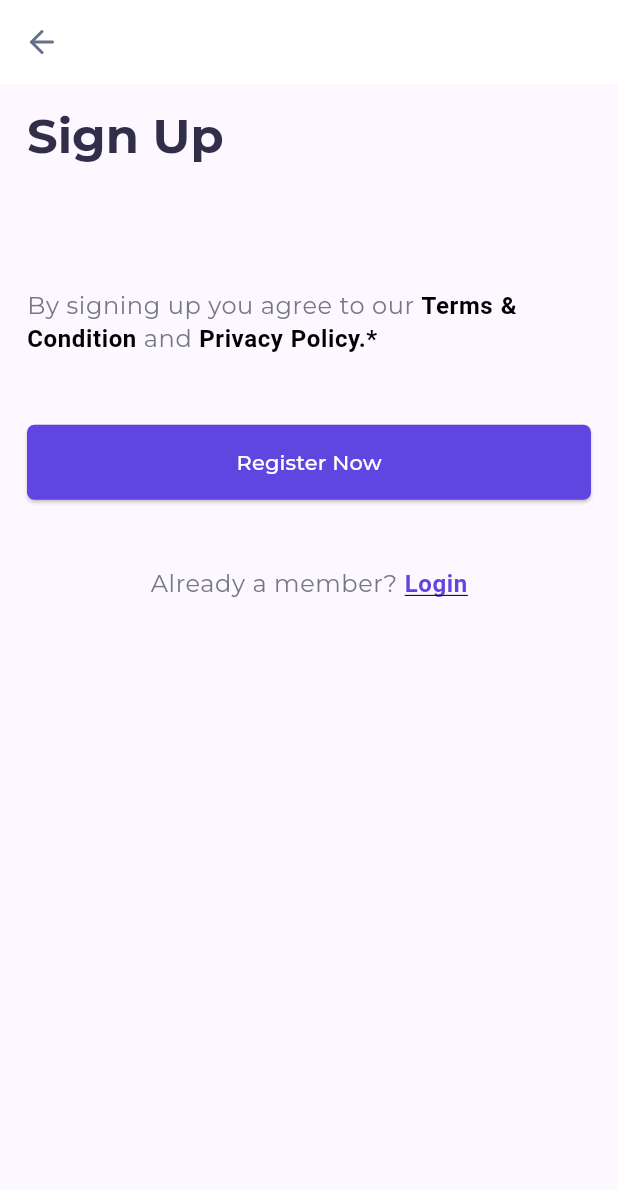
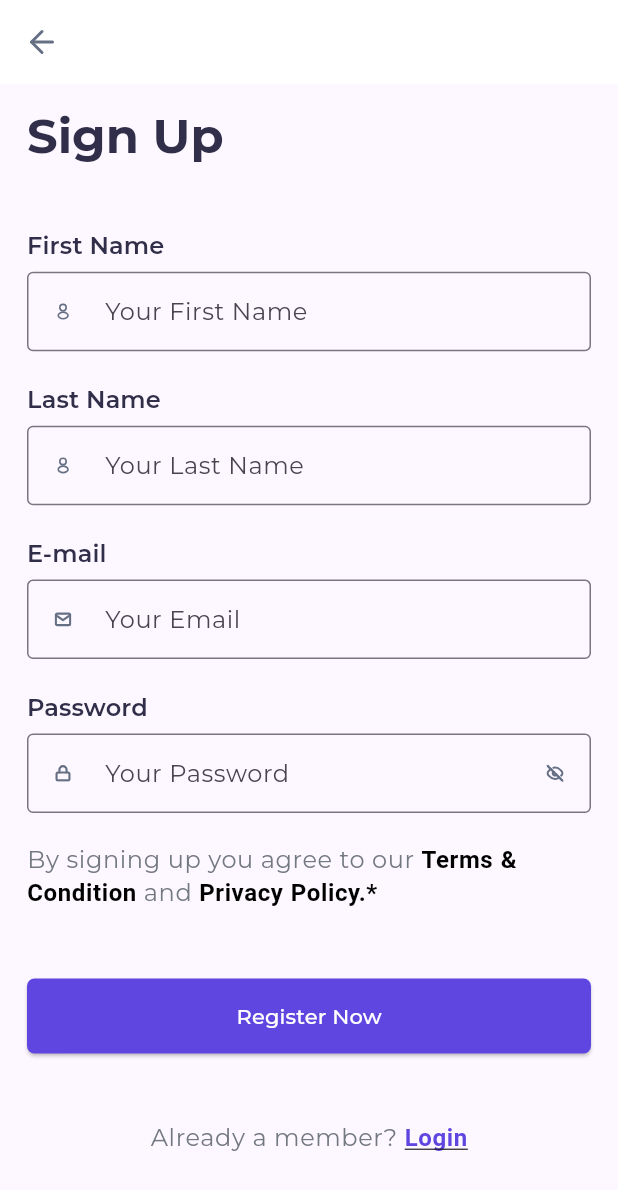
Before and after one commit to praidux/LostGet, a Flutter app: the SignUp screen opened by its route, on a phone screen of 412 x 824 dp. Shown: the top 1190 px of the screen. Run offline on Flutter 3.47's test engine with Material 2 defaults, Android fonts, the phone set to English and light mode, and no system bars; our stand-ins replace bloc, firebase_auth, firebase_core, flutter_bloc, flutter_screenutil, flutter_svg and 2 more; accounts and stored records are empty.

Commit message:
Sign In and Sign Up Blocs are created and Sign In through firebase is working

```diff
--- a/lib/business_logic_layer/Authentication/Signin/bloc/sign_in_bloc.dart
+++ b/lib/business_logic_layer/Authentication/Signin/bloc/sign_in_bloc.dart
@@ -18,13 +18,11 @@ class SignInBloc extends Bloc<SignInEvent, SignInState> {
 
   FutureOr<void> emailOnChangedEvent(
       EmailOnChangedEvent event, Emitter<SignInState> emit) {
-    print("email: ${event.email}");
     emit(state.copyWith(email: event.email));
   }
 
   FutureOr<void> passwordOnChangedEvent(
       PasswordOnChangedEvent event, Emitter<SignInState> emit) {
-    print("password ${event.password}");
     emit(state.copyWith(password: event.password));
   }
 
--- a/lib/business_logic_layer/Authentication/Signup/bloc/sign_up_bloc.dart
+++ b/lib/business_logic_layer/Authentication/Signup/bloc/sign_up_bloc.dart
@@ -1,4 +1,6 @@
 // ignore: depend_on_referenced_packages
+import 'dart:async';
+
 import 'package:bloc/bloc.dart';
 // ignore: depend_on_referenced_packages
 import 'package:meta/meta.dart';
@@ -7,9 +9,46 @@ part 'sign_up_event.dart';
 part 'sign_up_state.dart';
 
 class SignUpBloc extends Bloc<SignUpEvent, SignUpState> {
-  SignUpBloc() : super(SignUpInitial()) {
-    on<SignUpEvent>((event, emit) {
-      // TODO: implement event handler
-    });
+  SignUpBloc() : super(SignUpState()) {
+    on<FirstNameOnChangedEvent>(firstNameOnChangedEvent);
+    on<LastNameOnChangedEvent>(lastNameOnChangedEvent);
+    on<EmailOnChangedEvent>(emailOnChangedEvent);
+    on<PasswordOnChangedEvent>(passwordOnChangedEvent);
+    on<LoginButtonClickedEvent>(loginButtonClickedEvent);
+    on<EyeToggleViewClickedEvent>(eyeToggleViewClickedEvent);
+  }
+
+  FutureOr<void> firstNameOnChangedEvent(
+      FirstNameOnChangedEvent event, Emitter<SignUpState> emit) {
+    emit(state.copyWith(firstName: event.firstName));
+    print("First Name: ${event.firstName}");
+  }
+
+  FutureOr<void> lastNameOnChangedEvent(
+      LastNameOnChangedEvent event, Emitter<SignUpState> emit) {
+    emit(state.copyWith(lastName: event.lastName));
+    print("Last Name: ${event.lastName}");
+  }
+
+  FutureOr<void> emailOnChangedEvent(
+      EmailOnChangedEvent event, Emitter<SignUpState> emit) {
+    emit(state.copyWith(emailAddress: event.email));
+    print("Email Address: ${event.email}");
+  }
+
+  FutureOr<void> passwordOnChangedEvent(
+      PasswordOnChangedEvent event, Emitter<SignUpState> emit) {
+    emit(state.copyWith(password: event.password));
+    print("Password: ${event.password}");
+  }
+
+  FutureOr<void> loginButtonClickedEvent(
+      LoginButtonClickedEvent event, Emitter<SignUpState> emit) {
+    emit(LoginButtonClickedState());
+  }
+
+  FutureOr<void> eyeToggleViewClickedEvent(
+      EyeToggleViewClickedEvent event, Emitter<SignUpState> emit) {
+    emit(state.copyWith(isHidden: !state.isHidden));
   }
 }
--- a/lib/business_logic_layer/Authentication/Signup/bloc/sign_up_event.dart
+++ b/lib/business_logic_layer/Authentication/Signup/bloc/sign_up_event.dart
@@ -2,3 +2,31 @@ part of 'sign_up_bloc.dart';
 
 @immutable
 sealed class SignUpEvent {}
+
+class FirstNameOnChangedEvent extends SignUpEvent {
+  final String firstName;
+
+  FirstNameOnChangedEvent(this.firstName);
+}
+
+class LastNameOnChangedEvent extends SignUpEvent {
+  final String lastName;
+
+  LastNameOnChangedEvent(this.lastName);
+}
+
+class EmailOnChangedEvent extends SignUpEvent {
+  final String email;
+
+  EmailOnChangedEvent(this.email);
+}
+
+class PasswordOnChangedEvent extends SignUpEvent {
+  final String password;
+
+  PasswordOnChangedEvent(this.password);
+}
+
+class LoginButtonClickedEvent extends SignUpEvent {}
+
+class EyeToggleViewClickedEvent extends SignUpEvent {}
--- a/lib/business_logic_layer/Authentication/Signup/bloc/sign_up_state.dart
+++ b/lib/business_logic_layer/Authentication/Signup/bloc/sign_up_state.dart
@@ -1,6 +1,38 @@
 part of 'sign_up_bloc.dart';
 
-@immutable
-sealed class SignUpState {}
+class SignUpState {
+  final String firstName;
+  final String lastName;
+  final String emailAddress;
+  final String password;
+  bool isHidden;
 
-final class SignUpInitial extends SignUpState {}
+  SignUpState({
+    this.firstName = '',
+    this.lastName = '',
+    this.emailAddress = '',
+    this.password = '',
+    this.isHidden = true,
+  });
+
+  SignUpState copyWith(
+      {String? firstName,
+      String? lastName,
+      String? emailAddress,
+      String? password,
+      bool? isHidden}) {
+    return SignUpState(
+      firstName: firstName ?? this.firstName,
+      lastName: lastName ?? this.lastName,
+      emailAddress: emailAddress ?? this.emailAddress,
+      password: password ?? this.password,
+      isHidden: isHidden ?? this.isHidden,
+    );
+  }
+}
+
+class SignUpActionState extends SignUpState {}
+
+class RegisterNowButtonClickedState extends SignUpActionState {}
+
+class LoginButtonClickedState extends SignUpActionState {}
--- a/lib/controller/Authentication/sign_in_controller.dart
+++ b/lib/controller/Authentication/sign_in_controller.dart
@@ -0,0 +1,61 @@
+import 'package:firebase_auth/firebase_auth.dart';
+import 'package:flutter/cupertino.dart';
+import 'package:lost_get/presentation_layer/widgets/toast.dart';
+
+import '../../business_logic_layer/Authentication/Signin/bloc/sign_in_bloc.dart';
+
+class SignInController {
+  final BuildContext context;
+  final SignInBloc signInBloc;
+
+  SignInController(this.context, this.signInBloc);
+
+  Future<void> handleSignIn(String type) async {
+    try {
+      if (type == 'email') {
+        final state = signInBloc.state;
+        String emailAddress = state.email;
+        String password = state.password;
+
+        print("Email is: $emailAddress");
+        print("Password is: $password");
+
+        if (emailAddress.isEmpty) {
+          createToast(description: 'Enter your email address to continue.');
+        } else if (password.isEmpty) {
+          createToast(description: 'Enter your password to continue.');
+        }
+
+        try {
+          final credentials = await FirebaseAuth.instance
+              .signInWithEmailAndPassword(
+                  email: emailAddress, password: password);
+
+          final user = credentials.user;
+          if (user == null) {}
+          if (!user!.emailVerified) {
+            print("User not verfied");
+          }
+
+          if (user != null) {
+            print("Hello");
+            //
+          } else {
+            // error
+          }
+        } on FirebaseAuthException catch (e) {
+          if (e.code == "user-not-found") {
+            print("No user found for that email");
+          } else if (e.code == "wrong-password") {
+            print("Wrong password provided for that user");
+          } else if (e.code == 'invalid-email') {
+            print("You email format is wrong");
+          }
+          //
+        }
+      }
+    } catch (e) {
+      // pass
+    }
+  }
+}
--- a/lib/main.dart
+++ b/lib/main.dart
@@ -3,9 +3,9 @@ import 'package:flutter/material.dart';
 import 'package:flutter_bloc/flutter_bloc.dart';
 import 'package:flutter_screenutil/flutter_screenutil.dart';
 import 'package:google_fonts/google_fonts.dart';
-import 'package:lost_get/business_logic_layer/Authentication/Signin/bloc/sign_in_bloc.dart';
 import 'package:lost_get/constants/colors.dart';
 import 'package:lost_get/routes/app_routes.dart';
+import 'package:lost_get/routes/bloc_provider.dart';
 
 import 'firebase_options.dart';
 
@@ -27,9 +27,7 @@ class MyApp extends StatelessWidget {
         designSize: const Size(360, 360),
         builder: ((context, child) {
           return MultiBlocProvider(
-            providers: [
-              BlocProvider(create: ((context) => SignInBloc())),
-            ],
+            providers: AppBlocProvider.allBlocProvider,
             child: MaterialApp(
               debugShowCheckedModeBanner: false,
               title: 'LostGet',
--- a/lib/presentation_layer/screens/authentication/SignUp/sign_up_screen.dart
+++ b/lib/presentation_layer/screens/authentication/SignUp/sign_up_screen.dart
@@ -1,9 +1,13 @@
 import 'package:flutter/gestures.dart';
 import 'package:flutter/material.dart';
+import 'package:flutter_bloc/flutter_bloc.dart';
 import 'package:flutter_screenutil/flutter_screenutil.dart';
 import 'package:flutter_svg/svg.dart';
+import 'package:lost_get/business_logic_layer/Authentication/Signup/bloc/sign_up_bloc.dart';
 import 'package:lost_get/presentation_layer/widgets/button.dart';
 import '../../../widgets/authentication_widget.dart';
+import '../../../widgets/password_field.dart';
+import '../../../widgets/text_field.dart';
 
 class SignUp extends StatefulWidget {
   const SignUp({super.key});
@@ -15,17 +19,18 @@ class SignUp extends StatefulWidget {
 }
 
 class _SignUpState extends State<SignUp> {
-  var _isHidden = true;
-
-  void _togglePasswordView() {
-    setState(() {
-      _isHidden = !_isHidden;
-    });
-  }
+  SignUpBloc signUpBloc = SignUpBloc();
 
   @override
   Widget build(BuildContext context) {
     return SafeArea(
+      child: BlocListener<SignUpBloc, SignUpState>(
+        bloc: signUpBloc,
+        listener: (context, state) {
+          if (state is LoginButtonClickedState) {
+            Navigator.of(context).pop();
+          }
+        },
         child: Scaffold(
           appBar: AppBar(
             leading: IconButton(
@@ -39,35 +44,62 @@ class _SignUpState extends State<SignUp> {
           body: SingleChildScrollView(
             child: Container(
               margin: const EdgeInsets.symmetric(horizontal: 18, vertical: 14),
-            child:
-                Column(crossAxisAlignment: CrossAxisAlignment.start, children: [
+              child: Column(
+                  crossAxisAlignment: CrossAxisAlignment.start,
+                  children: [
                     headingText(context, 'Sign Up'),
                     SizedBox(
                       height: 18.h,
                     ),
-              // getTextFields(context, 'Your First Name', 'First Name',
-              //     'assets/icons/profile.svg', () {}),
-              // SizedBox(
-              //   height: 9.h,
-              // ),
-              // getTextFields(context, 'Your Last Name', 'Last Name',
-              //     'assets/icons/profile.svg', () {}),
-              // SizedBox(
-              //   height: 9.h,
-              // ),
-              // getTextFields(context, 'Your Email Address', 'E-mail',
-              //     'assets/icons/mail.svg', () {}),
+                    InputTextField(
+                      textHint: 'Your First Name',
+                      title: 'First Name',
+                      imageUrl: 'assets/icons/profile.svg',
+                      textOnChanged: (firstName) {
+                        signUpBloc.add(FirstNameOnChangedEvent(firstName));
+                      },
+                    ),
                     SizedBox(
                       height: 9.h,
                     ),
-              // getPasswordFields(
-              //   context,
-              //   'Your Password',
-              //   'Password',
-              //   'assets/icons/lock.svg',
-              //   _isHidden,
-              //   _togglePasswordView,
-              // ),
+                    InputTextField(
+                      textHint: 'Your Last Name',
+                      title: 'Last Name',
+                      imageUrl: 'assets/icons/profile.svg',
+                      textOnChanged: (lastName) {
+                        signUpBloc.add(LastNameOnChangedEvent(lastName));
+                      },
+                    ),
+                    SizedBox(
+                      height: 9.h,
+                    ),
+                    InputTextField(
+                      textHint: 'Your Email',
+                      title: 'E-mail',
+                      imageUrl: 'assets/icons/mail.svg',
+                      textOnChanged: (email) {
+                        signUpBloc.add(EmailOnChangedEvent(email));
+                      },
+                    ),
+                    SizedBox(
+                      height: 9.h,
+                    ),
+                    BlocBuilder<SignUpBloc, SignUpState>(
+                      bloc: signUpBloc,
+                      builder: (context, state) {
+                        return PasswordField(
+                            textHint: 'Your Password',
+                            title: 'Password',
+                            imageUrl: 'assets/icons/lock.svg',
+                            isHidden: state.isHidden,
+                            toggleEye: () {
+                              signUpBloc.add(EyeToggleViewClickedEvent());
+                            },
+                            passwordOnChange: (password) {
+                              signUpBloc.add(PasswordOnChangedEvent(password));
+                            });
+                      },
+                    ),
                     SizedBox(
                       height: 9.h,
                     ),
@@ -91,19 +123,23 @@ class _SignUpState extends State<SignUp> {
                                   fontWeight: FontWeight.bold,
                                   color: Colors.black,
                                 ),
-                          recognizer: TapGestureRecognizer()..onTap = () {})
+                                recognizer: TapGestureRecognizer()
+                                  ..onTap = () {})
                           ]),
                     ),
                     SizedBox(
                       height: 20.h,
                     ),
-              createButton(context, 'Register Now'),
+                    CreateButton(title: 'Register Now', handleButton: () {}),
                     SizedBox(
                       height: 20.h,
                     ),
                     createRichTextForLoginSignUp(
-                  context, 'Already a member? ', 'Login', () {}),
+                        context, 'Already a member? ', 'Login', () {
+                      signUpBloc.add(LoginButtonClickedEvent());
+                    }),
                   ]),
+            ),
           ),
         ),
       ),
--- a/lib/presentation_layer/widgets/button.dart
+++ b/lib/presentation_layer/widgets/button.dart
@@ -1,17 +1,28 @@
 import 'package:flutter/material.dart';
 import 'package:lost_get/constants/colors.dart';
 
-Widget createButton(context, String title) {
+class CreateButton extends StatelessWidget {
+  final String title;
+  final Function handleButton;
+  const CreateButton({
+    super.key,
+    required this.title,
+    required this.handleButton,
+  });
+
+  @override
+  Widget build(BuildContext context) {
     return SizedBox(
         width: MediaQuery.sizeOf(context).width,
         child: ElevatedButton(
-        onPressed: () {},
+          onPressed: () => handleButton(),
           style: ElevatedButton.styleFrom(
               backgroundColor: AppColors.primaryColor,
               foregroundColor: Colors.white,
-            shape:
-                RoundedRectangleBorder(borderRadius: BorderRadius.circular(5)),
+              shape: RoundedRectangleBorder(
+                  borderRadius: BorderRadius.circular(5)),
               padding: const EdgeInsets.all(15)),
           child: Text(title),
         ));
   }
+}
--- /dev/null
+++ b/lib/routes/bloc_provider.dart
@@ -0,0 +1,11 @@
+import 'package:flutter_bloc/flutter_bloc.dart';
+import 'package:lost_get/business_logic_layer/Authentication/Signup/bloc/sign_up_bloc.dart';
+
+import '../business_logic_layer/Authentication/Signin/bloc/sign_in_bloc.dart';
+
+class AppBlocProvider {
+  static get allBlocProvider => [
+        BlocProvider(create: (context) => SignInBloc()),
+        BlocProvider(create: (context) => SignUpBloc()),
+      ];
+}
--- a/pubspec.yaml
+++ b/pubspec.yaml
@@ -40,6 +40,8 @@ dependencies:
   flutter_svg: ^2.0.7
   flutter_bloc: ^8.1.3
   firebase_core: ^2.15.1
+  firebase_auth: ^4.7.2
+  fluttertoast: ^8.2.2
 
 dev_dependencies:
   flutter_test:
```
Also changed, not shown: lib/presentation_layer/screens/authentication/Signin/sign_in_screen.dart (+11 -1 lines), lib/presentation_layer/widgets/toast.dart (added, +19 -0 lines), pubspec.lock, 1 other file. Lines whose indentation alone changed are shown as unchanged.
